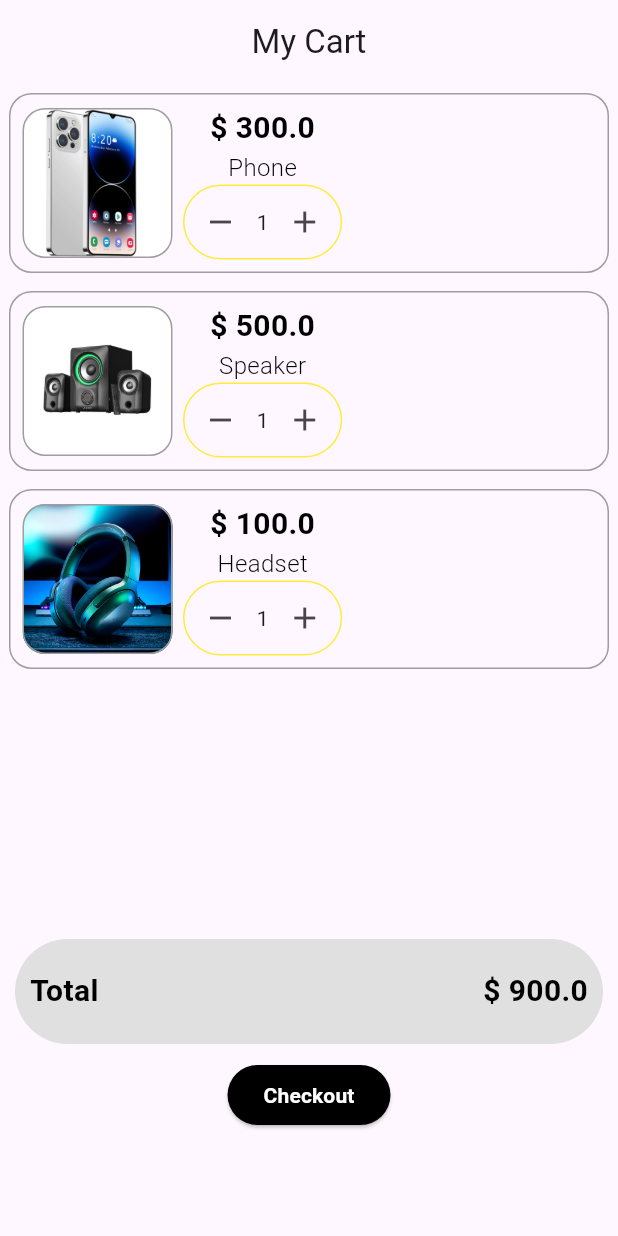
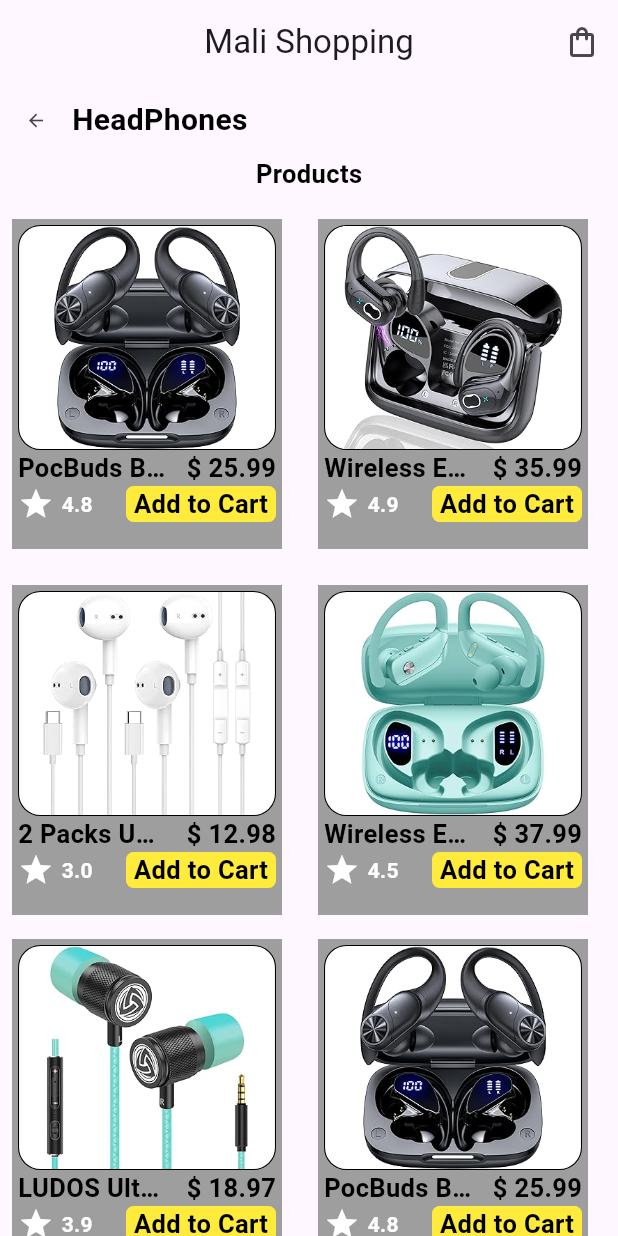
Before and after one commit to Mali-Shop/Mali_Shop, a Flutter app: the screen it shows after launch, on a phone screen of 412 x 824 dp. Run offline on Flutter 3.47's test engine with Material 3 defaults, Android fonts, the light colour scheme and no system bars; our stand-ins replace go_router.

Commit message:
third commit

```diff
--- /dev/null
+++ b/mali_shop/lib/Pages/Category_page.dart
@@ -0,0 +1,286 @@
+import 'package:flutter/material.dart';
+import 'package:mali_shop/Pages/My_Cart.dart';
+import 'package:mali_shop/Pages/Product_detail.dart';
+import 'package:mali_shop/support_widget/widget_support.dart';
+import 'package:provider/provider.dart';
+import 'package:go_router/go_router.dart';
+
+class Category_Page extends StatefulWidget {
+  const Category_Page({super.key});
+
+  @override
+  State<Category_Page> createState() => _Category_PageState();
+}
+
+class _Category_PageState extends State<Category_Page> {
+  final List<Map<String, dynamic>> items = [
+    {
+      'Name': "PocBuds Bluetooth Headphones Wireless Earbuds 80hrs",
+      'Price': 25.99,
+      'image': "assets/head1.png",
+      'rating': 4.8,
+    },
+    {
+      'Name': "Wireless Earbuds 75hrs Bluetooth 5.3 Headphone Sport",
+      'Price': 35.99,
+      'image': "assets/head2.png",
+      'rating': 4.9,
+    },
+    {
+      'Name':
+          "2 Packs USB C Headphones for iPhone 16/15 Earbuds with Microphone",
+      'Price': 12.98,
+      'image': "assets/head6.png",
+      'rating': 3.0,
+    },
+    {
+      'Name':
+          "Wireless Earbuds Bluetooth Headphones 48hrs Play Back Sport Earphones",
+      'Price': 37.99,
+      'image': "assets/head4.png",
+      'rating': 4.5,
+    },
+    {
+      'Name':
+          "LUDOS Ultra Wired Earbuds in-Ear Headphones, 5 Years Warranty, Earphones with Mic",
+      'Price': 18.97,
+      'image': "assets/head5.png",
+      'rating': 3.9,
+    },
+    {
+      'Name': "PocBuds Bluetooth Headphones Wireless Earbuds 80hrs",
+      'Price': 25.99,
+      'image': "assets/head1.png",
+      'rating': 4.8,
+    },
+    {
+      'Name': "Wireless Earbuds 75hrs Bluetooth 5.3 Headphone Sport",
+      'Price': 35.99,
+      'image': "assets/head2.png",
+      'rating': 4.9,
+    },
+    {
+      'Name':
+          "2 Packs USB C Headphones for iPhone 16/15 Earbuds with Microphone",
+      'Price': 12.98,
+      'image': "assets/head6.png",
+      'rating': 3.0,
+    },
+    {
+      'Name':
+          "Wireless Earbuds Bluetooth Headphones 48hrs Play Back Sport Earphones",
+      'Price': 37.99,
+      'image': "assets/head4.png",
+      'rating': 4.5,
+    },
+    {
+      'Name':
+          "LUDOS Ultra Wired Earbuds in-Ear Headphones, 5 Years Warranty, Earphones with Mic",
+      'Price': 18.97,
+      'image': "assets/head5.png",
+      'rating': 3.9,
+    }
+  ];
+  @override
+  Widget build(BuildContext context) {
+    return Scaffold(
+      appBar: AppBar(
+        title: Text("Mali Shopping"),
+        centerTitle: true,
+        actions: [
+          IconButton(
+            onPressed: () {
+              Navigator.push(context, MaterialPageRoute(builder: (context) => My_Cart()));
+            },
+            icon: Icon(Icons.shopping_bag_outlined),
+          )
+        ],
+      ),
+      body: Center(
+        child: Column(
+          children: [
+            Column(
+              mainAxisAlignment: MainAxisAlignment.start,
+              children: [
+                Row(
+                  children: [
+                    IconButton(
+                      onPressed: () {},
+                      icon: Icon(
+                        Icons.arrow_back,
+                        size: 14.0,
+                      ),
+                    ),
+                    SizedBox(
+                      height: 5.0,
+                    ),
+                    Row(
+                      children: [
+                        Text(
+                          "HeadPhones",
+                          style: AppWidget.BigBold(),
+                        ),
+                      ],
+                    )
+                  ],
+                ),
+                Text(
+                  "Products",
+                  style: AppWidget.SmallBold(),
+                )
+              ],
+            ),
+            SizedBox(
+              height: 10.0,
+            ),
+            Container(
+              child: Expanded(
+                child: ListView.builder(
+                  itemCount: (items.length / 4).ceil(),
+                  itemBuilder: (context, rowIndex) {
+                    final startIndex = rowIndex * 4;
+                    final endIndex = (rowIndex * 4 + 4) > items.length
+                        ? items.length
+                        : rowIndex * 4 + 4;
+                    final rowItems = items.sublist(startIndex, endIndex);
+
+                    return Container(
+                      decoration: BoxDecoration(
+                          borderRadius: BorderRadius.circular(15.0)),
+                      child: Wrap(
+                          spacing: 8.0,
+                          runSpacing: 8.0,
+                          children: rowItems
+                              .map((item) => SizedBox(
+                                    child: GestureDetector(
+                                      onTap: () {
+                                        Navigator.push(
+                                            context,
+                                            MaterialPageRoute(
+                                              builder: (context) =>
+                                                  Product_detail(product: item),
+                                            ));
+                                      },
+                                      child: _ProductItem(
+                                          name: item['Name'],
+                                          price: item['Price'],
+                                          image: item['image'],
+                                          rating: item['rating']),
+                                    ),
+                                  ))
+                              .toList()),
+                    );
+                  },
+                ),
+              ),
+            )
+          ],
+        ),
+      ),
+    );
+  }
+}
+
+class _ProductItem extends StatelessWidget {
+  final String name;
+  final double price;
+  final String image;
+  final double rating;
+  const _ProductItem(
+      {Key? key,
+      required this.name,
+      required this.price,
+      required this.image,
+      required this.rating})
+      : super(key: key);
+
+  @override
+  Widget build(BuildContext context) {
+    return Padding(
+      padding: const EdgeInsets.all(8.0),
+      child: Container(
+        padding: EdgeInsets.fromLTRB(0, 0, 0, 6),
+        width: 180.0,
+        height: 220.0,
+        decoration: BoxDecoration(
+          color: Colors.grey,
+        ),
+        child: Padding(
+          padding: const EdgeInsets.all(4.0),
+          child: Column(
+            children: [
+              Container(
+                height: 150.0,
+                width: 180.0,
+                decoration: BoxDecoration(
+                  color: Colors.white,
+                  border: Border.all(color: Colors.black, width: 0.7),
+                  borderRadius: BorderRadius.circular(15.0),
+                ),
+                child: Image.asset(
+                  image,
+                  fit: BoxFit.contain,
+                ),
+              ),
+              Column(children: [
+                Row(
+                  mainAxisAlignment: MainAxisAlignment.spaceBetween,
+                  children: [
+                    Container(
+                      constraints: BoxConstraints(maxWidth: 100),
+                      child: Text(
+                        name,
+                        style: AppWidget.SmallBold(),
+                        overflow: TextOverflow.ellipsis,
+                        maxLines: 1,
+                      ),
+                    ),
+                    Text("\$ ${price}", style: AppWidget.SmallBold())
+                  ],
+                ),
+                Row(
+                  mainAxisAlignment: MainAxisAlignment.spaceBetween,
+                  children: [
+                    Row(
+                      children: [
+                        Icon(
+                          Icons.star,
+                          color: Colors.white,
+                        ),
+                        SizedBox(
+                          width: 5.0,
+                        ),
+                        Text(
+                          rating.toString(),
+                          style: AppWidget.pay(),
+                        )
+                      ],
+                    ),
+                    GestureDetector(
+                      onTap: () {
+
+                      },
+                      child: Container(
+                        width: 100.0,
+                        decoration: BoxDecoration(
+                          color: Colors.yellow,
+                          borderRadius: BorderRadius.circular(5.0),
+                        ),
+                        child: Center(
+                          child: Text(
+                            "Add to Cart",
+                            style: AppWidget.SmallBold(),
+                          ),
+                        ),
+                      ),
+                    )
+                  ],
+                )
+              ])
+            ],
+          ),
+        ),
+      ),
+    );
+  }
+}
--- a/mali_shop/lib/Pages/Loading.dart
+++ b/mali_shop/lib/Pages/Loading.dart
@@ -1,7 +1,6 @@
 import 'package:flutter/material.dart';
 import 'package:mali_shop/Pages/My_Cart.dart';
-import 'package:mali_shop/support_widget/widget_support.dart';
-import 'package:go_router/go_router.dart';
+
 
 
 class Loading extends StatefulWidget {
--- a/mali_shop/lib/Pages/My_Cart.dart
+++ b/mali_shop/lib/Pages/My_Cart.dart
@@ -1,7 +1,9 @@
 import 'package:flutter/material.dart';
 import 'package:mali_shop/Pages/Payment_service.dart';
 import 'package:go_router/go_router.dart';
+import 'package:mali_shop/main.dart';
 import 'package:mali_shop/support_widget/widget_support.dart';
+import 'package:provider/provider.dart';
 
 class My_Cart extends StatefulWidget {
   const My_Cart({super.key});
@@ -12,28 +14,17 @@
 
 class _My_CartState extends State<My_Cart> {
   @override
-  final List<CartItem> cartItems = [
-    CartItem(
-        name: "Phone", image: "assets/Phone.png", price: 300.0, quantity: 1),
-    CartItem(
-        name: 'Speaker',
-        image: "assets/speaker.png",
-        price: 500.0,
-        quantity: 1),
-    CartItem(
-        name: "Headset", image: "assets/headset.png", price: 100.0, quantity: 1)
-  ];
-  double get totalprice =>
-      cartItems.fold(0, (total, item) => total + (item.price * item.quantity));
+  Widget build(BuildContext context) {
+    final cartmodel = Provider.of<CartModel>(context);
 
-  Widget build(BuildContext context) {
+
     return Scaffold(
         appBar: AppBar(
           title: Text("My Cart"),
           centerTitle: true,
         ),
         body: Container(
-            child: cartItems.isEmpty
+            child: cartmodel.items.isEmpty
                 ? Container(
                     child: Center(
                       child: Text("No Items in Cart"),
@@ -44,9 +35,10 @@
                       children: [
                         Expanded(
                           child: ListView.builder(
-                            itemCount: cartItems.length,
+                            shrinkWrap: true,
+                            itemCount: cartmodel.items.length,
                             itemBuilder: (context, index) {
-                              final cartItem = cartItems[index];
+                              final cartItem = cartmodel.items[index];
                               return Container(
                                 margin: EdgeInsets.all(6),
                                 decoration: BoxDecoration(
@@ -66,8 +58,7 @@
                                                 BorderRadius.circular(15.0),
                                             image: DecorationImage(
                                               image: AssetImage(
-                                                cartItem.image,
-                                              ),
+                                                  cartItem.product['image']),
                                               fit: BoxFit.cover,
                                             )),
                                       ),
@@ -77,12 +68,19 @@
                                       Column(
                                         children: [
                                           Text(
-                                            '\$ ${cartItem.price}',
+                                            '\$ ${cartItem.product['Price']}',
                                             style: AppWidget.BigBold(),
                                           ),
-                                          Text(
-                                            cartItem.name,
-                                            style: AppWidget.Big(),
+                                          Container(
+                                            constraints: BoxConstraints(
+                                              maxWidth: 100.0,
+                                            ),
+                                            child: Text(
+                                              cartItem.product['Name'],
+                                              style: AppWidget.Big(),
+                                              overflow: TextOverflow.visible,
+                                              maxLines: 7,
+                                            ),
                                           ),
                                           Container(
                                             decoration: BoxDecoration(
@@ -95,17 +93,28 @@
                                                 Container(
                                                   child: IconButton(
                                                     onPressed: () {
-                                                      decrease(index);
+                                                      if (cartItem.quantity >
+                                                          1) {
+                                                        cartmodel.updateQuantity(
+                                                            cartItem.product[
+                                                                'Name'],
+                                                            cartItem.quantity -
+                                                                1);
+                                                      } else {
+                                                        cartmodel.items
+                                                            .removeAt(index);
+                                                      }
                                                     },
                                                     icon: Icon(Icons.remove),
                                                   ),
                                                 ),
-                                                Text(cartItem.quantity
-                                                    .toString()),
+                                                Text(
+                                                 ' ${cartItem.quantity}',
+                                                ),
                                                 Container(
                                                   child: IconButton(
                                                     onPressed: () {
-                                                      increase(index);
+                                                      cartmodel.updateQuantity(cartItem.product['Name'], cartItem.quantity+1);
                                                     },
                                                     icon: Icon(Icons.add),
                                                   ),
@@ -142,7 +151,7 @@
                               Padding(
                                 padding: const EdgeInsets.all(10.0),
                                 child: Text(
-                                  '\$ ${totalprice.toStringAsFixed(1)}',
+                                  '\$ ${cartmodel.subtotal.toStringAsFixed(2)}',
                                   style: AppWidget.BigBold(),
                                 ),
                               )
@@ -161,40 +170,11 @@
                             child: Text(
                               "Checkout",
                               style: AppWidget.pay(),
-                              ),
+                            ),
                           ),
                         )
                       ],
                     ),
                   )));
   }
-
-  void increase(int index) {
-    setState(() {
-      cartItems[index].quantity++;
-    });
-  }
-
-  void decrease(int index) {
-    setState(() {
-      if (cartItems[index].quantity > 1) {
-        cartItems[index].quantity--;
-      } else if (cartItems[index].quantity == 1) {
-        cartItems.removeAt(index);
-      }
-    });
-  }
 }
-
-class CartItem {
-  final String name;
-  final String image;
-  final double price;
-  int quantity;
-
-  CartItem(
-      {required this.name,
-      required this.image,
-      required this.price,
-      required this.quantity});
-}
--- a/mali_shop/lib/Pages/Payment_service.dart
+++ b/mali_shop/lib/Pages/Payment_service.dart
@@ -1,10 +1,12 @@
 import 'package:flutter/material.dart';
+import 'package:mali_shop/Pages/My_Cart.dart';
 import 'package:mali_shop/main.dart';
 import 'package:mali_shop/support_widget/widget_support.dart';
 import 'package:go_router/go_router.dart ';
 import 'package:provider/provider.dart';
 
 class Payment_Service extends StatefulWidget {
+
   const Payment_Service({super.key});
 
   @override
@@ -24,7 +26,7 @@
           icon: Icon(
             Icons.arrow_back_ios,
             size: 14.0,
-           ),
+          ),
           onPressed: () {
             context.go('/my_cart');
             // Navigate back to cart page
@@ -100,12 +102,10 @@
                   width: 250,
                   child: TextField(
                     controller: promo,
-
                     decoration: InputDecoration(
                       hoverColor: Colors.grey,
                       border: OutlineInputBorder(
                           borderRadius: BorderRadius.circular(10)),
-
                       hintText: "Promo Code",
                     ),
                   ),
--- a/mali_shop/lib/main.dart
+++ b/mali_shop/lib/main.dart
@@ -1,12 +1,13 @@
-import 'dart:ffi';
+
 
 import 'package:flutter/material.dart';
-import 'package:flutter/rendering.dart';
+
 import 'package:go_router/go_router.dart';
-
+import 'package:mali_shop/Pages/Category_page.dart';
 import 'package:mali_shop/Pages/Loading.dart';
 import 'package:mali_shop/Pages/My_Cart.dart';
 import 'package:mali_shop/Pages/Payment_service.dart';
+import 'package:mali_shop/Pages/Product_detail.dart';
 import 'package:mali_shop/Pages/payment.dart';
 import 'package:provider/provider.dart';
 
@@ -15,12 +16,17 @@
 }
 
 class MyApp extends StatelessWidget {
+
   const MyApp({super.key});
 
   @override
   Widget build(BuildContext context) {
+
+
+
     return ChangeNotifierProvider(
-      create: (context) => Oliver(),
+
+      create: (context) => CartModel(),
       child: MaterialApp.router(
         title: 'Mali Shop',
         debugShowCheckedModeBanner: false,
@@ -40,13 +46,23 @@
   }
 }
 
-final GoRouter router = GoRouter(initialLocation: '/my_cart', routes: <RouteBase>[
+final GoRouter router = GoRouter(initialLocation: '/category', routes: <RouteBase>[
   GoRoute(
     path: '/payment',
     builder: (context, state) {
       return const Payment();
     },
   ),
+
+
+
+  GoRoute(
+    path: '/category',
+    builder: (context, state) {
+      return const Category_Page();
+    },
+  ),
+
    GoRoute(
     path: '/my_cart',
     builder: (context, state) {
@@ -67,3 +83,51 @@
         return const Loading();
       })
 ]);
+
+
+//Cart Model class
+
+class CartModel extends ChangeNotifier {
+  final List<CartItem> _items = [];
+
+  List<CartItem> get items => _items;
+
+  void addToCart(Map<String, dynamic> item) {
+    // Check if the item already exists in the cart
+    final existingItem = _items.firstWhere(
+      (cartItem) => cartItem.product['Name'] == item['Name'],
+      orElse: () => CartItem(product: item, quantity: 0),
+    );
+
+    if (existingItem.quantity > 0) {
+      existingItem.quantity++; // Increment quantity if item exists
+    } else {
+      _items.add(CartItem(product: item, quantity: 1)); // Add new item
+    }
+
+    notifyListeners();
+  }
+
+  void updateQuantity(String productName, int quantity) {
+    final item = _items.firstWhere((cartItem) => cartItem.product['Name'] == productName);
+    item.quantity = quantity;
+    notifyListeners();
+  }
+
+  double get subtotal {
+    return _items.fold(0, (sum, item) => sum + (item.product['Price'] * item.quantity));
+  }
+
+
+  void clearCart() {
+    _items.clear();
+    notifyListeners();
+  }
+}
+
+class CartItem {
+  final Map<String, dynamic> product;
+  int quantity;
+
+  CartItem({required this.product, required this.quantity});
+}
```
Also changed, not shown: mali_shop/assets/category.json (added, +35 -0 lines), mali_shop/lib/Pages/Product_detail.dart (added, +145 -0 lines), mali_shop/lib/support_widget/widget_support.dart (+8 -0 lines), mali_shop/assets/head1.png (added), mali_shop/assets/head2.png (added), mali_shop/assets/head3.png (added), mali_shop/assets/head4.png (added), mali_shop/assets/head5.png (added), mali_shop/assets/head6.png (added).
